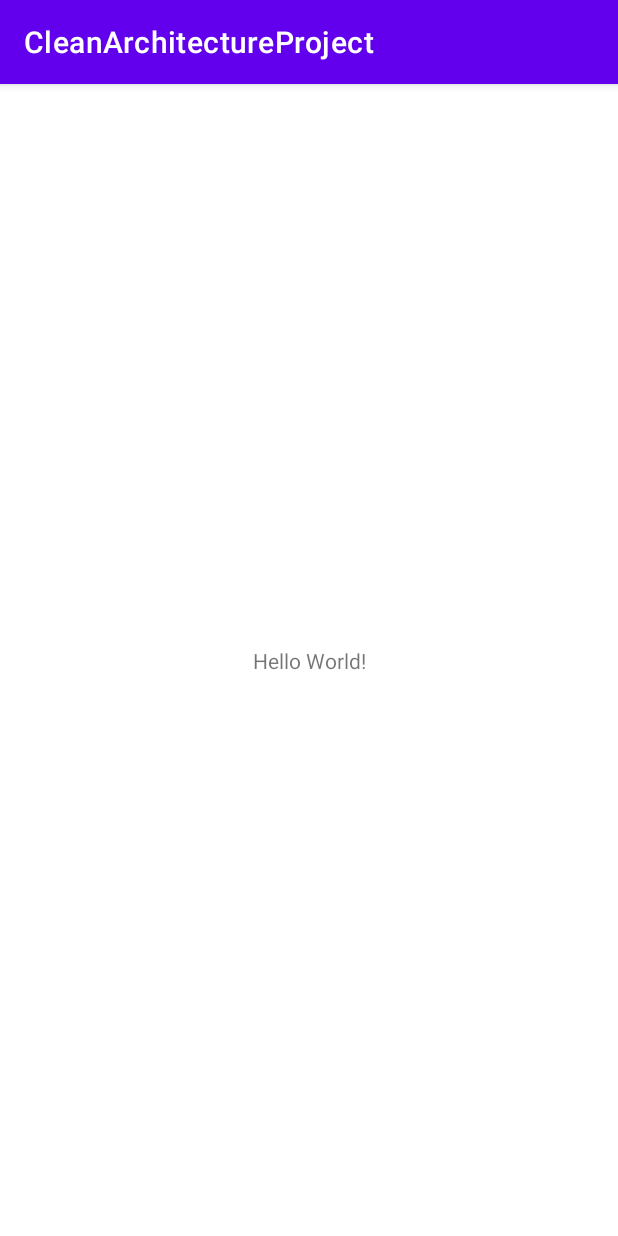
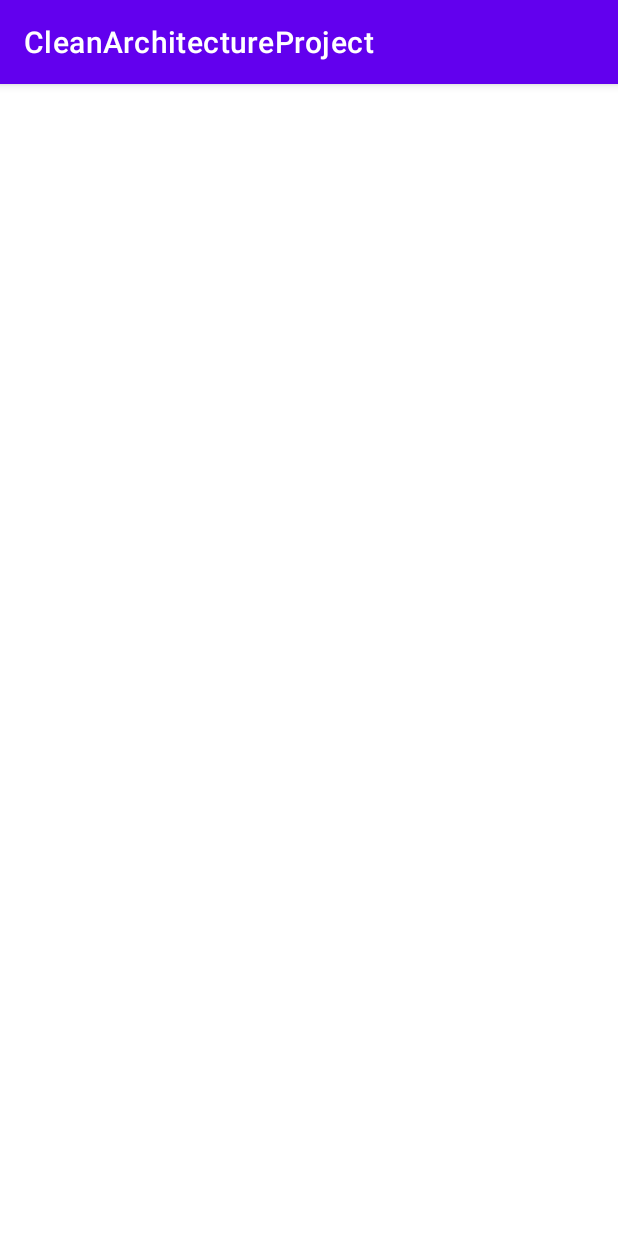
Before and after one commit to skreep1/CleanArchitectureProjectTest, an Android app: the screen it shows after launch (MainActivity), on a phone screen of 412 x 824 dp. Run offline under Robolectric (Android 15) with nearby library versions, the phone set to English and light mode, and no system bars.

```diff
--- a/app/src/main/AndroidManifest.xml
+++ b/app/src/main/AndroidManifest.xml
@@ -10,7 +10,7 @@
         android:supportsRtl="true"
         android:theme="@style/Theme.CleanArchitectureProject">
         <activity
-            android:name=".MainActivity"
+            android:name=".presentation.MainActivity"
             android:exported="true">
             <intent-filter>
                 <action android:name="android.intent.action.MAIN" />
--- /dev/null
+++ b/app/src/main/java/com/skreep/cleanarchitectureproject/domain/usecases/ClearUserNameUseCase.kt
@@ -0,0 +1,4 @@
+package com.skreep.cleanarchitectureproject.domain.usecases
+
+class ClearUserNameUseCase {
+}
--- /dev/null
+++ b/app/src/main/java/com/skreep/cleanarchitectureproject/domain/usecases/GetUserNameUsecase.kt
@@ -0,0 +1,4 @@
+package com.skreep.cleanarchitectureproject.domain.usecases
+
+class GetUserNameUsecase {
+}
--- /dev/null
+++ b/app/src/main/java/com/skreep/cleanarchitectureproject/domain/usecases/SaveUserNameUseCase.kt
@@ -0,0 +1,4 @@
+package com.skreep.cleanarchitectureproject.domain.usecases
+
+class SaveUserNameUseCase {
+}
--- a/app/src/main/java/com/skreep/cleanarchitectureproject/MainActivity.kt
+++ b/app/src/main/java/com/skreep/cleanarchitectureproject/presentation/MainActivity.kt
@@ -1,7 +1,8 @@
-package com.skreep.cleanarchitectureproject
+package com.skreep.cleanarchitectureproject.presentation
 
 import androidx.appcompat.app.AppCompatActivity
 import android.os.Bundle
+import com.skreep.cleanarchitectureproject.R
 
 class MainActivity : AppCompatActivity() {
     override fun onCreate(savedInstanceState: Bundle?) {
--- a/app/src/main/res/layout/activity_main.xml
+++ b/app/src/main/res/layout/activity_main.xml
@@ -4,15 +4,8 @@
     xmlns:tools="http://schemas.android.com/tools"
     android:layout_width="match_parent"
     android:layout_height="match_parent"
-    tools:context=".MainActivity">
+    tools:context=".presentation.MainActivity">
 
-    <TextView
-        android:layout_width="wrap_content"
-        android:layout_height="wrap_content"
-        android:text="Hello World!"
-        app:layout_constraintBottom_toBottomOf="parent"
-        app:layout_constraintLeft_toLeftOf="parent"
-        app:layout_constraintRight_toRightOf="parent"
-        app:layout_constraintTop_toTopOf="parent" />
+
 
 </androidx.constraintlayout.widget.ConstraintLayout>
```
